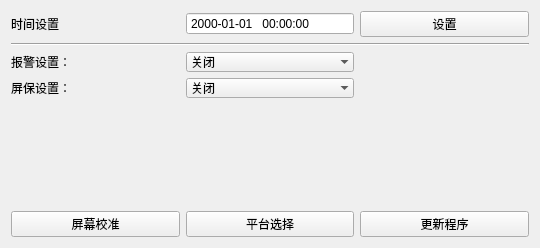
This is systemwindow.ui in DREAM251/WaterMonitoring as Qt 5 draws it before an edit. The edited form follows.
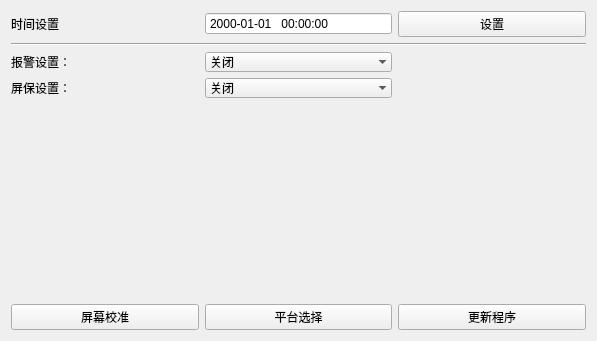
This is the edited form.

Patch:
```diff
--- a/systemwindow.ui
+++ b/systemwindow.ui
@@ -6,8 +6,8 @@
    <rect>
     <x>0</x>
     <y>0</y>
-    <width>539</width>
-    <height>248</height>
+    <width>597</width>
+    <height>341</height>
    </rect>
   </property>
   <property name="windowTitle">
```
